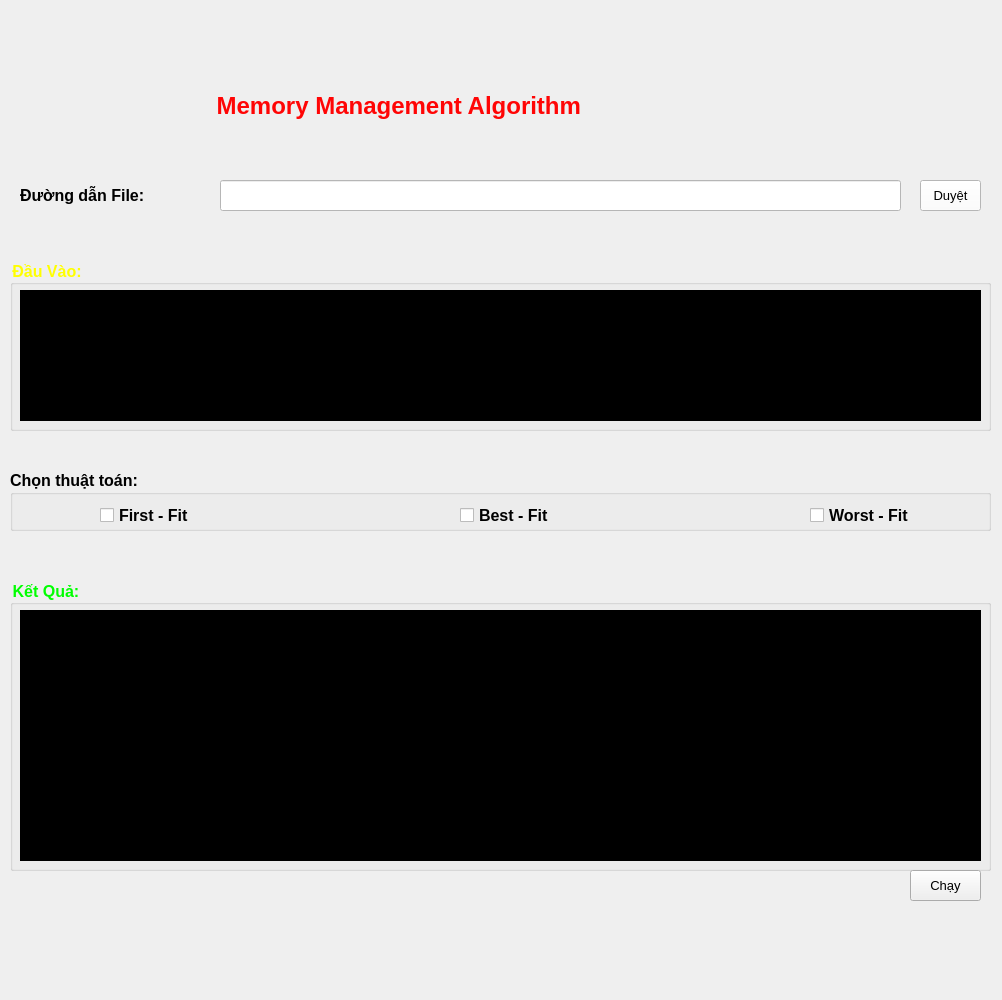
The window that Code/giaodien.ui (SPykeX-532/Group7-HDH) describes before a commit, drawn with Qt 5.
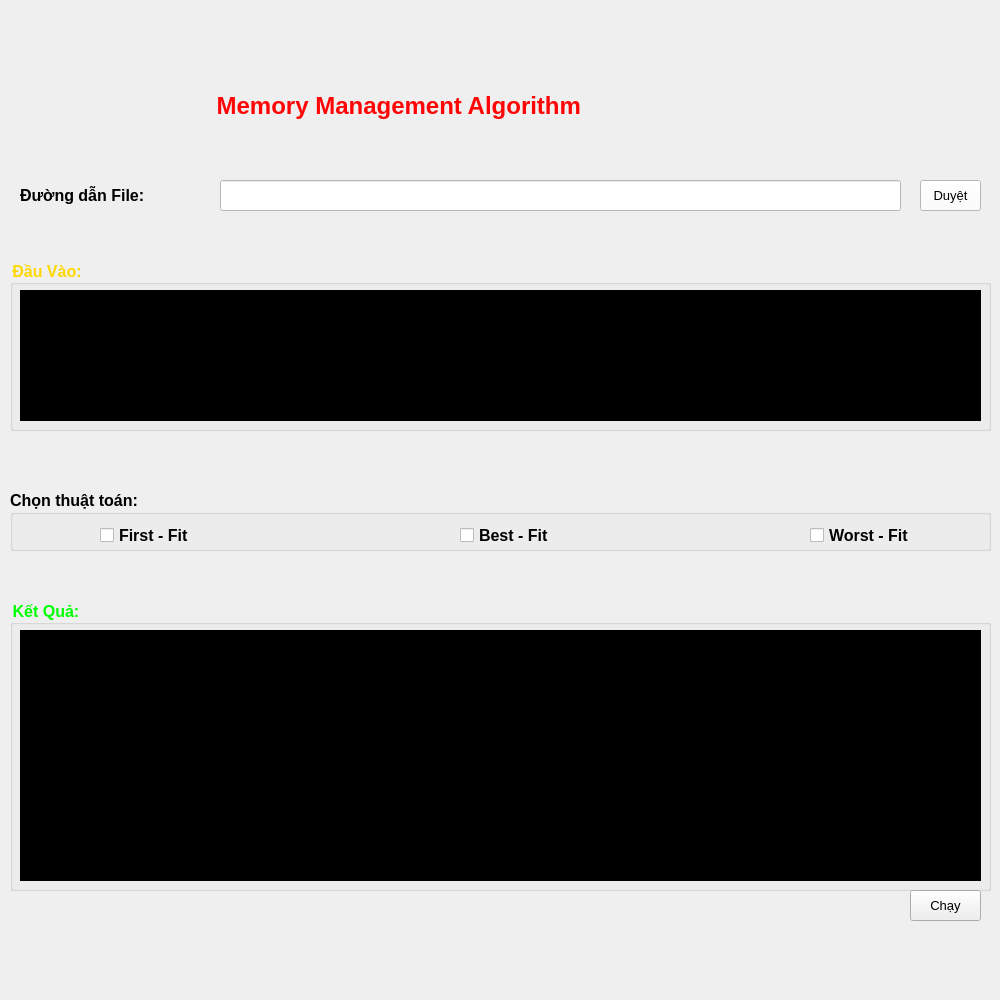
The same window after the commit. Icons and pictures are not drawn.

```diff
--- a/Code/giaodien.ui
+++ b/Code/giaodien.ui
@@ -6,7 +6,7 @@
    <rect>
     <x>0</x>
     <y>0</y>
-    <width>1002</width>
+    <width>1000</width>
     <height>1000</height>
    </rect>
   </property>
@@ -127,7 +127,7 @@
     <property name="geometry">
      <rect>
       <x>10</x>
-      <y>470</y>
+      <y>490</y>
       <width>981</width>
       <height>61</height>
      </rect>
@@ -216,7 +216,7 @@
     <property name="geometry">
      <rect>
       <x>10</x>
-      <y>580</y>
+      <y>600</y>
       <width>981</width>
       <height>291</height>
      </rect>
@@ -275,7 +275,7 @@
     <property name="geometry">
      <rect>
       <x>910</x>
-      <y>870</y>
+      <y>890</y>
       <width>71</width>
       <height>31</height>
      </rect>
@@ -361,7 +361,7 @@
      <bool>false</bool>
     </property>
     <property name="styleSheet">
-     <string notr="true">color: rgb(255, 255, 0);</string>
+     <string notr="true">color: rgb(255, 215, 0);</string>
     </property>
     <property name="title">
      <string>Đầu Vào:</string>
```
Left out of the diff: 14 changed lines with no effect on the pictures.
